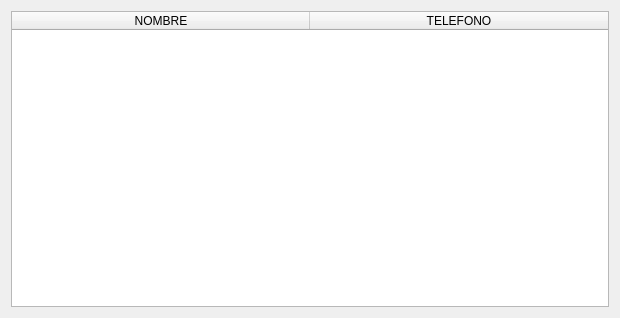
Above: views/Views ui/ClientesEntontradosUI.ui from ValenDD/Desktop_app_mechanical_workshop before the change. Below: the same form after it.
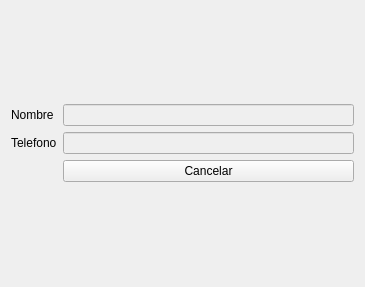
That is the form after the change.

The edit to the form file:
```diff
--- a/views/Views ui/ClientesEntontradosUI.ui
+++ b/views/Views ui/ClientesEntontradosUI.ui
@@ -6,8 +6,8 @@
    <rect>
     <x>0</x>
     <y>0</y>
-    <width>620</width>
-    <height>318</height>
+    <width>365</width>
+    <height>287</height>
    </rect>
   </property>
   <property name="windowTitle">
@@ -16,21 +16,45 @@
   <layout class="QGridLayout" name="gridLayout_2">
    <item row="1" column="1">
     <layout class="QGridLayout" name="gridLayout">
+     <item row="1" column="1">
+      <widget class="QLineEdit" name="lineEdit_2">
+       <property name="enabled">
+        <bool>false</bool>
+       </property>
+       <property name="mouseTracking">
+        <bool>false</bool>
+       </property>
+      </widget>
+     </item>
      <item row="0" column="0">
-      <widget class="QTableWidget" name="Table_Clientes_encontrados">
-       <attribute name="horizontalHeaderDefaultSectionSize">
-        <number>298</number>
-       </attribute>
-       <column>
-        <property name="text">
-         <string>NOMBRE</string>
-        </property>
-       </column>
-       <column>
-        <property name="text">
-         <string>TELEFONO</string>
-        </property>
-       </column>
+      <widget class="QLabel" name="label_2">
+       <property name="text">
+        <string>Nombre</string>
+       </property>
+      </widget>
+     </item>
+     <item row="0" column="1">
+      <widget class="QLineEdit" name="lineEdit">
+       <property name="enabled">
+        <bool>false</bool>
+       </property>
+       <property name="mouseTracking">
+        <bool>false</bool>
+       </property>
+      </widget>
+     </item>
+     <item row="1" column="0">
+      <widget class="QLabel" name="label">
+       <property name="text">
+        <string>Telefono</string>
+       </property>
+      </widget>
+     </item>
+     <item row="2" column="1">
+      <widget class="QPushButton" name="pushButton">
+       <property name="text">
+        <string>Cancelar</string>
+       </property>
       </widget>
      </item>
     </layout>
```
